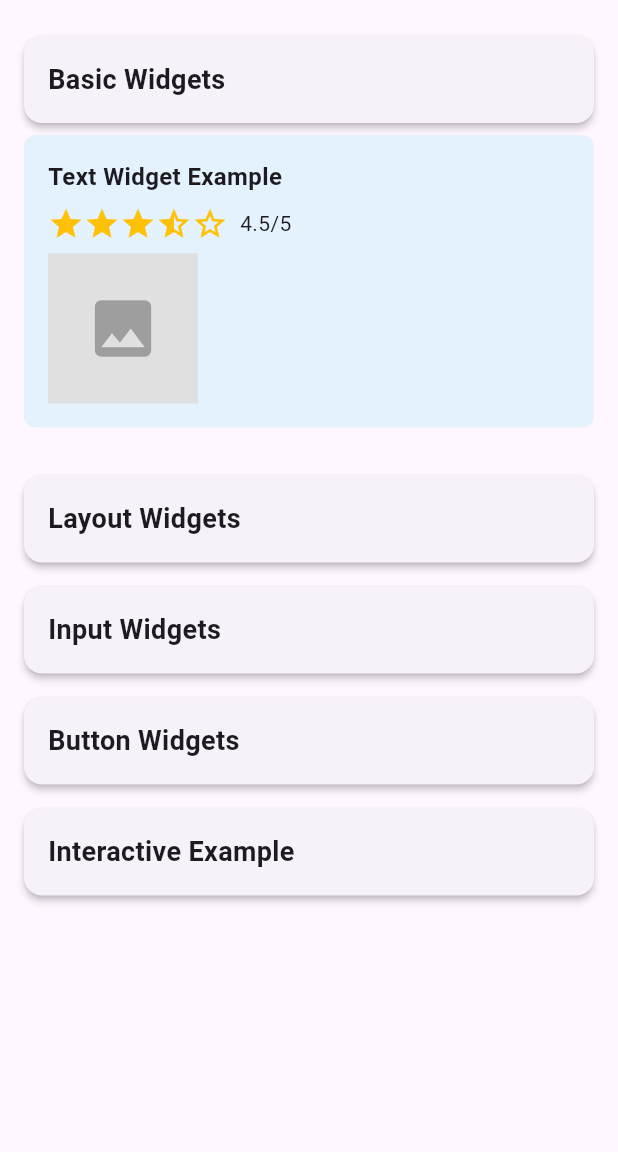
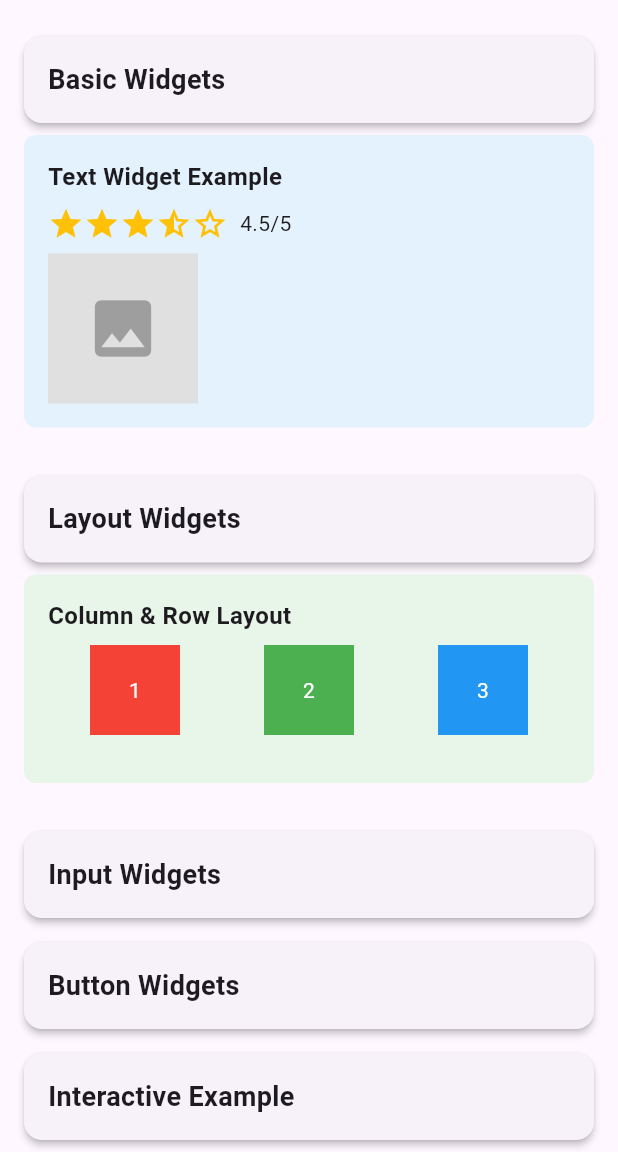
Before and after one commit to marcdevelopez/flutter-dart-labs, a Flutter app: the screen it shows after launch, on a phone screen of 412 x 824 dp, the part 84-1236 px from its top. Run offline on Flutter 3.47's test engine with Material 3 defaults, Android fonts, the light colour scheme and no system bars.

Commit message:
feat(mini-exercise-widgets): Implement Widget _buildLayoutWidgetsDemo

```diff
--- a/mini_exercises/_6_flutter_widgets_dart/lib/main.dart
+++ b/mini_exercises/_6_flutter_widgets_dart/lib/main.dart
@@ -98,7 +98,8 @@
           _buildBasicWidgetsDemo(),
           const SizedBox(height: 24),
           _buildSectionTitle('Layout Widgets'),
-          // (Sección 2 irá aquí))
+          _buildLayoutWidgetsDemo(),
+          const SizedBox(height: 24),
           _buildSectionTitle('Input Widgets'),
           // (Sección 3 irá aquí))
           _buildSectionTitle('Button Widgets'),
@@ -161,7 +162,7 @@
               Icon(Icons.star_border, color: Colors.amber),
               SizedBox(width: 8),
               Text('4.5/5'),
-           ],
+            ],
           ),
           const SizedBox(height: 8),
 
@@ -174,6 +175,62 @@
             color: Colors.grey.shade300,
             child: const Icon(Icons.image, size: 50, color: Colors.grey),
           ),
+        ],
+      ),
+    );
+  }
+
+  // Seccion "Layout Widgets" (2)
+  // Demonstrates: Column, Row, Container, Stack
+  Widget _buildLayoutWidgetsDemo() {
+    return Container(
+      padding: const EdgeInsets.all(16.0),
+      decoration: BoxDecoration(
+        color: Colors.green.shade50,
+        borderRadius: BorderRadius.circular(8.0),
+      ),
+      child: Column(
+        crossAxisAlignment: CrossAxisAlignment.start,
+        children: [
+          const Text(
+            'Column & Row Layout',
+            style: TextStyle(fontSize: 16, fontWeight: FontWeight.bold),
+          ),
+          const SizedBox(height: 8),
+          Row(
+            // Añadamos un espacio proporcional entre los elementos
+            mainAxisAlignment: MainAxisAlignment.spaceAround,
+            children: [
+              // Voy a hacer tres contenedores numerados para mostrar
+              // cómo Row distribuye espacio y alinea elementos:
+              Container(
+                width: 60,
+                height: 60,
+                color: Colors.red,
+                child: const Center(
+                  child: Text('1', style: TextStyle(color: Colors.white)),
+                ),
+              ),
+              Container(
+                width: 60,
+                height: 60,
+                color: Colors.green,
+                child: const Center(
+                  child: Text('2', style: TextStyle(color: Colors.white)),
+                ),
+              ),
+              Container(
+                width: 60,
+                height: 60,
+                color: Colors.blue,
+                child: const Center(
+                  child: Text('3', style: TextStyle(color: Colors.white)),
+                ),
+              ),
+            ],
+          ),
+          // Añadimos una separacion vertical antes de la siguiente seccion
+          const SizedBox(height: 16),
         ],
       ),
     );
```
